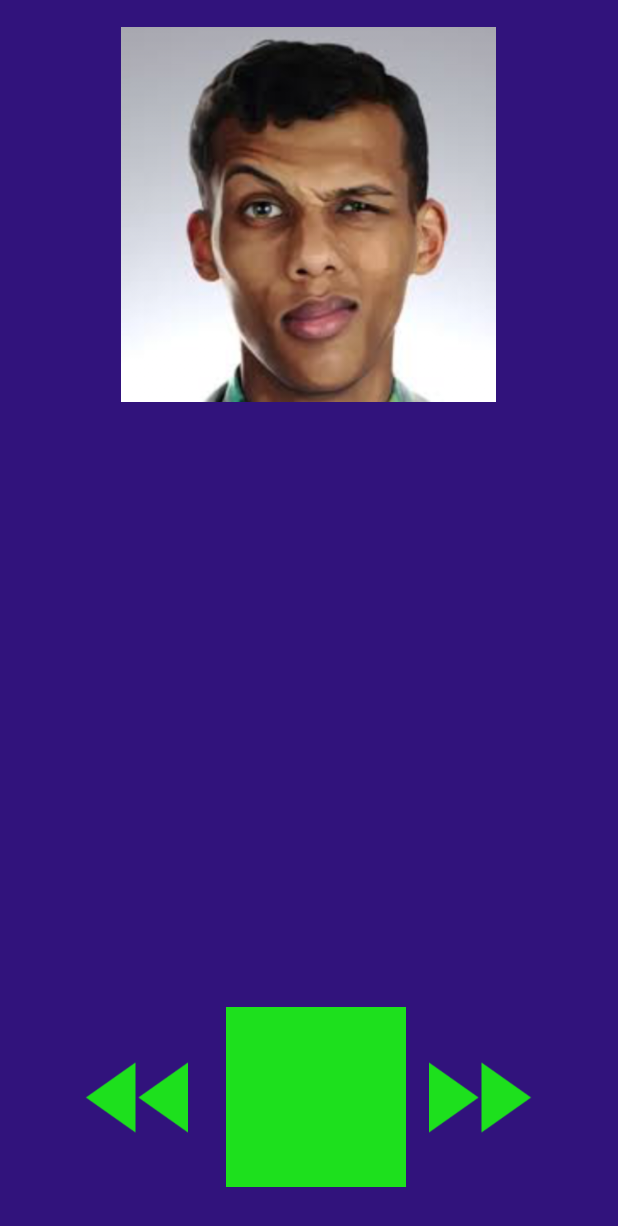
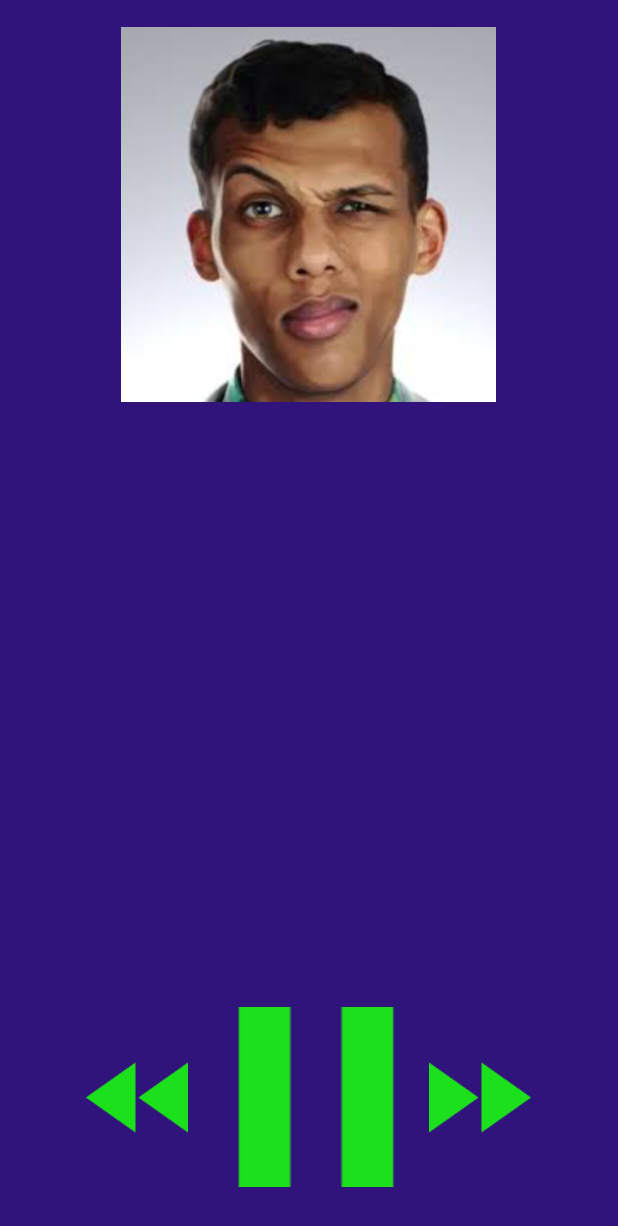
Before and after one commit to ouahadi/MusicApp, an Android app: the TrackBoughtActivity screen opened directly, with no data from a screen before it, after a tap on an icon or button, on a phone screen of 412 x 824 dp. Shown: the top 1226 px of the screen. Run offline under Robolectric (Android 15) with nearby library versions, the phone set to English and light mode, and no system bars.

Commit message:
plays la brabanconne and pauses, then plays again

```diff
--- a/app/src/main/java/rocks/lechick/android/musicapp/TrackBoughtActivity.java
+++ b/app/src/main/java/rocks/lechick/android/musicapp/TrackBoughtActivity.java
@@ -38,17 +38,19 @@ public class TrackBoughtActivity extends AppCompatActivity {
 
 
         final ImageView play = (ImageView) findViewById(R.id.play);
+        final MediaPlayer mediaPlayer = MediaPlayer.create(TrackBoughtActivity.this, R.raw.la_brabanconne);
         play.setOnClickListener(new View.OnClickListener() {
             @Override
             public void onClick(View view) {
-                MediaPlayer mediaPlayer = MediaPlayer.create(TrackBoughtActivity.this, R.raw.la_brabanconne);
                 if (mediaPlayer.isPlaying()) {
-                    mediaPlayer.stop();
+                    mediaPlayer.pause();
                     play.setImageResource(R.drawable.play_green);
+
                 }
-                if (!mediaPlayer.isPlaying()) {
+                else {
                     mediaPlayer.start();
-                    play.setImageResource(R.drawable.stop_green);
+                    play.setImageResource(R.drawable.pause_green);
+
                 }
             }
         });
```
